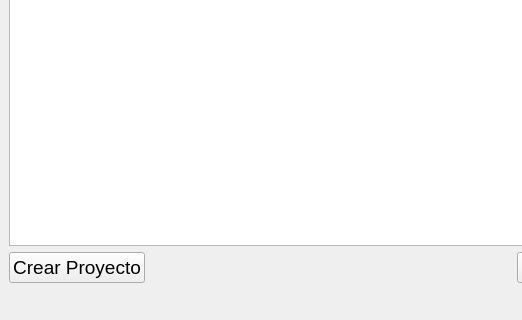
Old version of the form Interfaces/UI/view_ventana_principal.ui in the repository adrianvillanueva997/computation_lab_2; both pictures show x 0 to 522 and y 280 to 600 of the 800 by 600 pixel window.
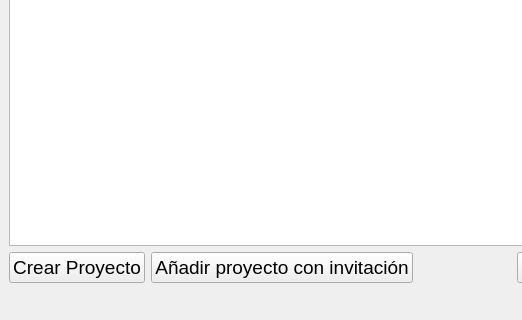
New version of the form.

Commit message:
Visualización de datos, configuración proyecto, gestion etiquetas, codigo invitación
Ventana de visualización de datos completa, con filtros añadidos, configuración implementada con gestión de etiquetas y generación de código de invitación. Invitación a otros proyectos funcionando

Patch:
```diff
--- a/Interfaces/UI/view_ventana_principal.ui
+++ b/Interfaces/UI/view_ventana_principal.ui
@@ -80,6 +80,13 @@
                                         </item>
                                     </layout>
                                 </item>
+        <item>
+         <widget class="QPushButton" name="pushButton_invitation_project">
+          <property name="text">
+           <string>Añadir proyecto con invitación</string>
+          </property>
+         </widget>
+        </item>
                                 <item>
                                     <spacer name="horizontalSpacer">
                                         <property name="orientation">
```
Lines whose indentation alone changed are shown as unchanged. The commit also changes 29 other files.
